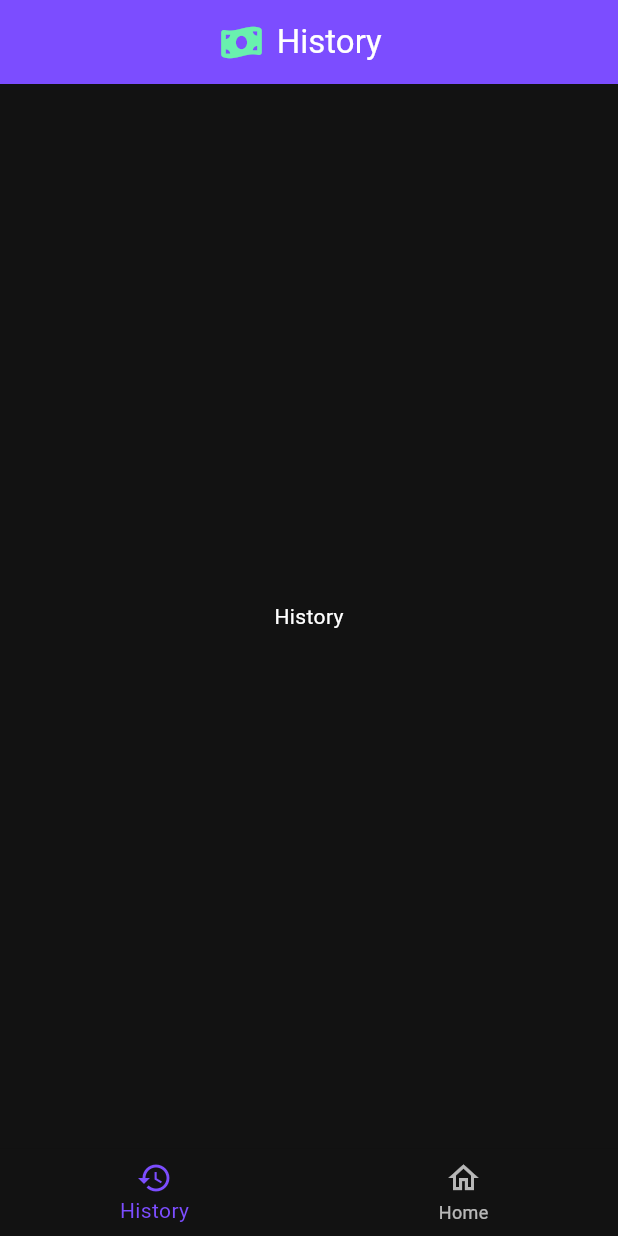
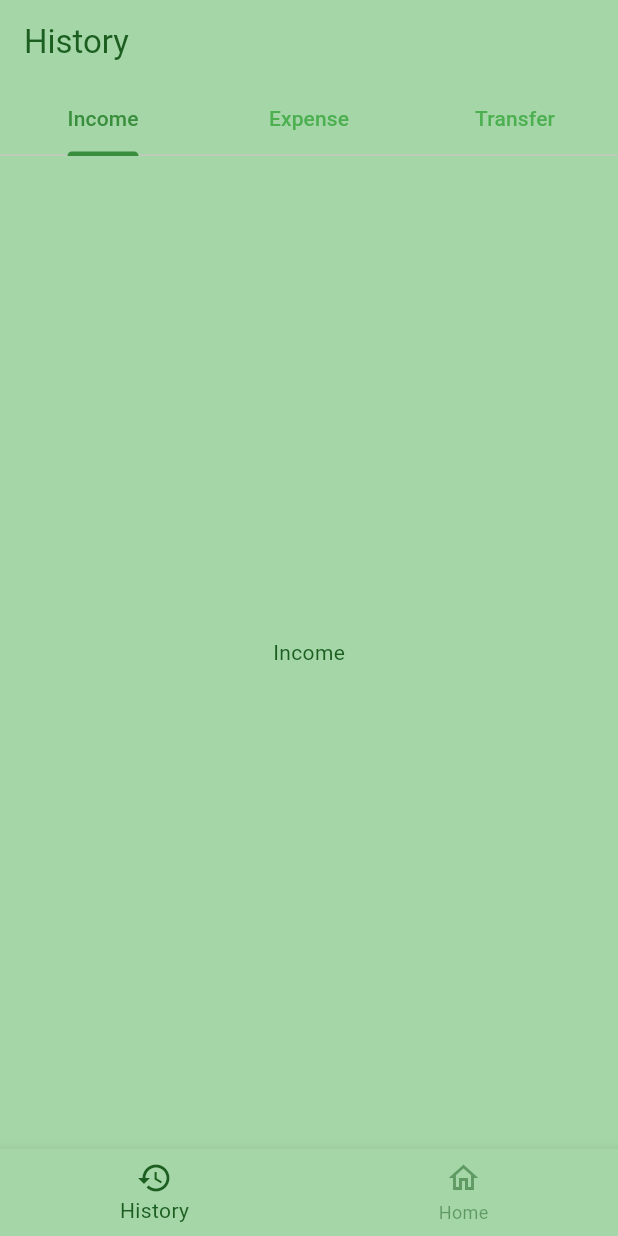
Before and after one commit to SnakyDH/personal_finance, a Flutter app: the HistoryView screen opened by its route, on a phone screen of 412 x 824 dp. Run offline on Flutter 3.47's test engine with Material 3 defaults, Android fonts, the phone set to English and light mode, and no system bars; our stand-ins replace go_router.

Commit message:
feat: design theme of app and delete unnecessary appBar widget

```diff
--- a/lib/config/theme_config.dart
+++ b/lib/config/theme_config.dart
@@ -1,10 +1,41 @@
 import 'package:flutter/material.dart';
 
 class ThemeConfig {
-  ThemeData getTheme() => ThemeData(
-        colorScheme: const ColorScheme.dark(
-          primary: Colors.greenAccent,
-          secondary: Colors.deepPurpleAccent,
+  static ColorScheme colorScheme =
+      ColorScheme.fromSeed(seedColor: Colors.green);
+
+  static ThemeData getLight() => ThemeData(
+        colorScheme: colorScheme.copyWith(
+          background: Colors.white,
+          surface: Colors.green[200],
+          onSurface: Colors.green[900],
+        ),
+        tabBarTheme: TabBarTheme(
+          labelColor: Colors.green[700],
+          indicatorColor: Colors.green[700],
+          unselectedLabelColor: Colors.green[500],
+        ),
+        bottomNavigationBarTheme: BottomNavigationBarThemeData(
+          backgroundColor: Colors.green[200],
+          selectedItemColor: Colors.green[900],
+          unselectedItemColor: Colors.green[900]?.withOpacity(0.5),
+        ),
+      );
+  static ThemeData getDark() => ThemeData(
+        colorScheme: colorScheme.copyWith(
+          background: Colors.black,
+          surface: Colors.green[900],
+          onSurface: Colors.green[200],
+        ),
+        tabBarTheme: TabBarTheme(
+          labelColor: Colors.green[100],
+          indicatorColor: Colors.green[100],
+          unselectedLabelColor: colorScheme.surface.withOpacity(0.5),
+        ),
+        bottomNavigationBarTheme: BottomNavigationBarThemeData(
+          backgroundColor: Colors.green[900],
+          selectedItemColor: Colors.green[200],
+          unselectedItemColor: Colors.green[200]?.withOpacity(0.5),
         ),
       );
 }
--- a/lib/main.dart
+++ b/lib/main.dart
@@ -13,7 +13,8 @@ class MyApp extends StatelessWidget {
   Widget build(BuildContext context) {
     return MaterialApp.router(
         title: 'Personal Finance App',
-        theme: ThemeConfig().getTheme(),
+        theme: ThemeConfig.getLight(),
+        darkTheme: ThemeConfig.getDark(),
         routerConfig: appRouter);
   }
 }
--- a/lib/ui/screens/login_screen.dart
+++ b/lib/ui/screens/login_screen.dart
@@ -1,7 +1,6 @@
 import 'package:flutter/material.dart';
 import 'package:go_router/go_router.dart';
 import 'package:personal_finance/ui/layout/home_layout.dart';
-import 'package:personal_finance/ui/widgets/my_app_bar.dart';
 
 class LoginScreen extends StatelessWidget {
   static const String name = 'LoginScreen';
@@ -10,9 +9,7 @@ class LoginScreen extends StatelessWidget {
   @override
   Widget build(BuildContext context) {
     return Scaffold(
-        appBar: MyAppBar(
-          appBar: AppBar(),
-        ),
+        appBar: AppBar(),
         body:
             Column(mainAxisAlignment: MainAxisAlignment.spaceEvenly, children: [
           const Text(
--- a/lib/ui/views/history_view.dart
+++ b/lib/ui/views/history_view.dart
@@ -1,5 +1,4 @@
 import 'package:flutter/material.dart';
-import 'package:personal_finance/ui/widgets/my_app_bar.dart';
 
 class HistoryView extends StatelessWidget {
   static const String name = 'HistoryView';
@@ -7,14 +6,36 @@ class HistoryView extends StatelessWidget {
 
   @override
   Widget build(BuildContext context) {
-    return Scaffold(
-      appBar: MyAppBar(
-        appBar: AppBar(),
-        title: 'History',
-      ),
-      body: const Center(
-        child: Text('History'),
-      ),
-    );
+    return DefaultTabController(
+        length: 3,
+        child: Scaffold(
+          appBar: AppBar(
+            title: const Text('History'),
+            bottom: const TabBar(tabs: [
+              Tab(
+                text: 'Income',
+              ),
+              Tab(
+                text: 'Expense',
+              ),
+              Tab(
+                text: 'Transfer',
+              ),
+            ]),
+          ),
+          body: const TabBarView(
+            children: [
+              Center(
+                child: Text('Income'),
+              ),
+              Center(
+                child: Text('Expense'),
+              ),
+              Center(
+                child: Text('Transfer'),
+              ),
+            ],
+          ),
+        ));
   }
 }
--- a/lib/ui/views/home_view.dart
+++ b/lib/ui/views/home_view.dart
@@ -1,6 +1,4 @@
 import 'package:flutter/material.dart';
-import 'package:font_awesome_flutter/font_awesome_flutter.dart';
-import 'package:personal_finance/ui/widgets/my_app_bar.dart';
 
 class HomeView extends StatelessWidget {
   static const String name = 'HomeView';
@@ -9,11 +7,7 @@ class HomeView extends StatelessWidget {
   @override
   Widget build(BuildContext context) {
     return Scaffold(
-      appBar: MyAppBar(
-        appBar: AppBar(),
-        title: 'Home',
-        icon: FontAwesomeIcons.home,
-      ),
+      appBar: AppBar(title: const Text('Home')),
       body: const Center(
         child: Text('Home'),
       ),
--- a/lib/ui/widgets/my_app_bar.dart
+++ /dev/null
@@ -1,33 +0,0 @@
-import 'package:flutter/material.dart';
-import 'package:font_awesome_flutter/font_awesome_flutter.dart';
-
-class MyAppBar extends StatelessWidget implements PreferredSizeWidget {
-  final String title;
-  final IconData icon;
-  final AppBar appBar;
-
-  const MyAppBar({
-    super.key,
-    this.title = 'Personal Finance App',
-    this.icon = FontAwesomeIcons.moneyBillWave,
-    required this.appBar,
-  });
-
-  @override
-  Widget build(BuildContext context) {
-    return AppBar(
-        title: Row(
-          mainAxisAlignment: MainAxisAlignment.center,
-          children: [
-            FaIcon(icon, color: Colors.greenAccent),
-            Container(padding: const EdgeInsets.all(10), child: Text(title))
-          ],
-        ),
-        centerTitle: true,
-        foregroundColor: Colors.white,
-        backgroundColor: Colors.deepPurpleAccent);
-  }
-
-  @override
-  Size get preferredSize => Size.fromHeight(appBar.preferredSize.height);
-}
```
